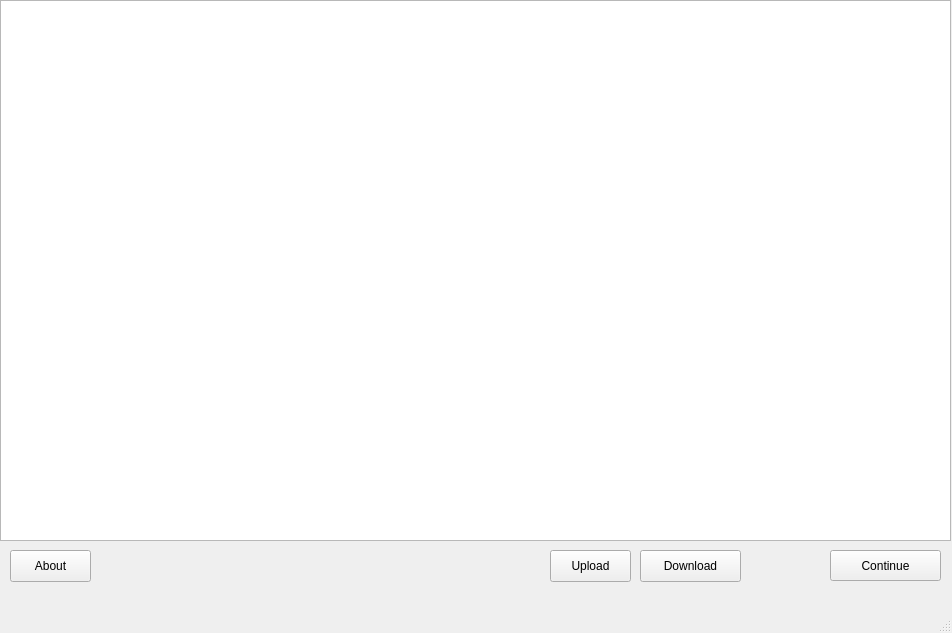
Qt form table_test.ui (sblankley/global-clinic-2020) before a commit.
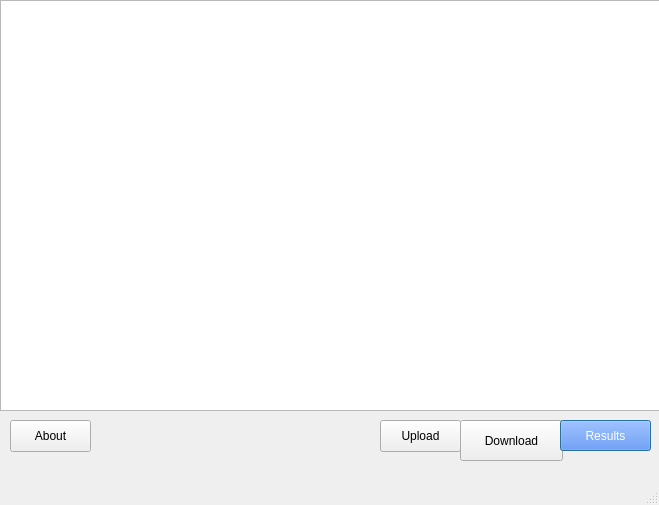
The same form after that commit.

Diff of the .ui file:
```diff
--- a/table_test.ui
+++ b/table_test.ui
@@ -6,8 +6,8 @@
    <rect>
     <x>0</x>
     <y>0</y>
-    <width>952</width>
-    <height>633</height>
+    <width>659</width>
+    <height>505</height>
    </rect>
   </property>
   <property name="windowTitle">
@@ -19,16 +19,16 @@
      <rect>
       <x>0</x>
       <y>0</y>
-      <width>951</width>
-      <height>541</height>
+      <width>661</width>
+      <height>411</height>
      </rect>
     </property>
    </widget>
    <widget class="QPushButton" name="pushButtonLoad">
     <property name="geometry">
      <rect>
-      <x>550</x>
-      <y>550</y>
+      <x>380</x>
+      <y>420</y>
       <width>81</width>
       <height>32</height>
      </rect>
@@ -40,12 +40,18 @@
    <widget class="QPushButton" name="pushButtonWrite">
     <property name="geometry">
      <rect>
-      <x>640</x>
-      <y>550</y>
-      <width>101</width>
-      <height>32</height>
+      <x>460</x>
+      <y>420</y>
+      <width>103</width>
+      <height>41</height>
      </rect>
     </property>
+    <property name="minimumSize">
+     <size>
+      <width>0</width>
+      <height>32</height>
+     </size>
+    </property>
     <property name="text">
      <string>Download</string>
     </property>
@@ -53,21 +59,153 @@
    <widget class="QPushButton" name="pushButtonContinue">
     <property name="geometry">
      <rect>
-      <x>830</x>
-      <y>550</y>
-      <width>111</width>
+      <x>560</x>
+      <y>420</y>
+      <width>91</width>
       <height>31</height>
      </rect>
     </property>
+    <property name="palette">
+     <palette>
+      <active>
+       <colorrole role="Button">
+        <brush brushstyle="SolidPattern">
+         <color alpha="255">
+          <red>61</red>
+          <green>122</green>
+          <blue>252</blue>
+         </color>
+        </brush>
+       </colorrole>
+       <colorrole role="ButtonText">
+        <brush brushstyle="SolidPattern">
+         <color alpha="255">
+          <red>255</red>
+          <green>255</green>
+          <blue>255</blue>
+         </color>
+        </brush>
+       </colorrole>
+       <colorrole role="Base">
+        <brush brushstyle="SolidPattern">
+         <color alpha="255">
+          <red>61</red>
+          <green>122</green>
+          <blue>252</blue>
+         </color>
+        </brush>
+       </colorrole>
+       <colorrole role="Window">
+        <brush brushstyle="SolidPattern">
+         <color alpha="255">
+          <red>61</red>
+          <green>122</green>
+          <blue>252</blue>
+         </color>
+        </brush>
+       </colorrole>
+      </active>
+      <inactive>
+       <colorrole role="Button">
+        <brush brushstyle="SolidPattern">
+         <color alpha="255">
+          <red>61</red>
+          <green>122</green>
+          <blue>252</blue>
+         </color>
+        </brush>
+       </colorrole>
+       <colorrole role="ButtonText">
+        <brush brushstyle="SolidPattern">
+         <color alpha="255">
+          <red>255</red>
+          <green>255</green>
+          <blue>255</blue>
+         </color>
+        </brush>
+       </colorrole>
+       <colorrole role="Base">
+        <brush brushstyle="SolidPattern">
+         <color alpha="255">
+          <red>61</red>
+          <green>122</green>
+          <blue>252</blue>
+         </color>
+        </brush>
+       </colorrole>
+       <colorrole role="Window">
+        <brush brushstyle="SolidPattern">
+         <color alpha="255">
+          <red>61</red>
+          <green>122</green>
+          <blue>252</blue>
+         </color>
+        </brush>
+       </colorrole>
+      </inactive>
+      <disabled>
+       <colorrole role="Button">
+        <brush brushstyle="SolidPattern">
+         <color alpha="255">
+          <red>61</red>
+          <green>122</green>
+          <blue>252</blue>
+         </color>
+        </brush>
+       </colorrole>
+       <colorrole role="ButtonText">
+        <brush brushstyle="SolidPattern">
+         <color alpha="255">
+          <red>148</red>
+          <green>148</green>
+          <blue>148</blue>
+         </color>
+        </brush>
+       </colorrole>
+       <colorrole role="Base">
+        <brush brushstyle="SolidPattern">
+         <color alpha="255">
+          <red>61</red>
+          <green>122</green>
+          <blue>252</blue>
+         </color>
+        </brush>
+       </colorrole>
+       <colorrole role="Window">
+        <brush brushstyle="SolidPattern">
+         <color alpha="255">
+          <red>61</red>
+          <green>122</green>
+          <blue>252</blue>
+         </color>
+        </brush>
+       </colorrole>
+      </disabled>
+     </palette>
+    </property>
+    <property name="font">
+     <font>
+      <weight>50</weight>
+      <italic>false</italic>
+      <bold>false</bold>
+      <stylestrategy>PreferDefault</stylestrategy>
+     </font>
+    </property>
+    <property name="styleSheet">
+     <string notr="true">background-color: rgb(61, 122, 252)</string>
+    </property>
     <property name="text">
-     <string>Continue</string>
+     <string>Results</string>
+    </property>
+    <property name="default">
+     <bool>true</bool>
     </property>
    </widget>
    <widget class="QPushButton" name="pushButtonAbout">
     <property name="geometry">
      <rect>
       <x>10</x>
-      <y>550</y>
+      <y>420</y>
       <width>81</width>
       <height>32</height>
      </rect>
```
Left out of the diff: 2 changed lines with no effect on the pictures.
